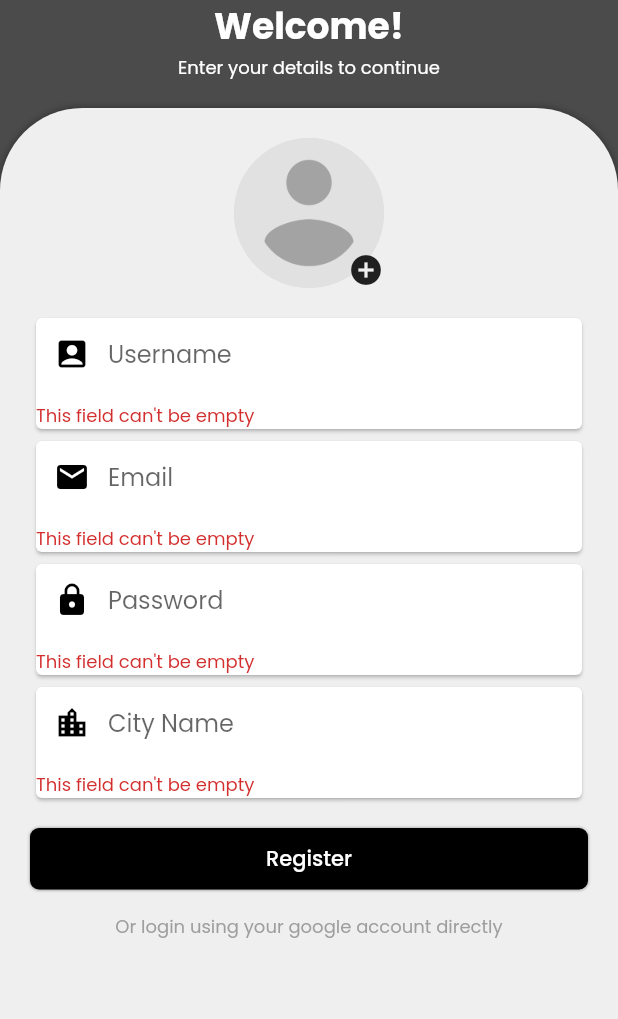
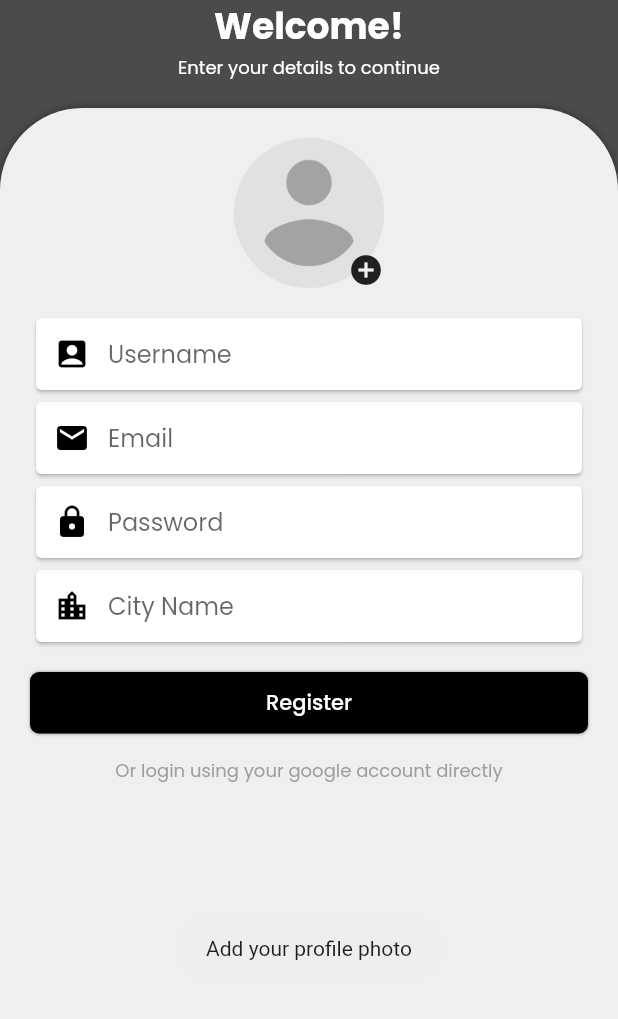
Before and after one commit to Pritom-Shajed/bacehlor-heaven, a Flutter app: the RegScreen screen opened by its route, after a tap on "Register", on a phone screen of 412 x 824 dp, the part 162-1181 px from its top. Run offline on Flutter 3.47's test engine with Material 2 defaults, Android fonts, the phone set to English and light mode, and no system bars; our stand-ins replace carousel_slider, cloud_firestore, firebase_auth, firebase_core, firebase_storage, fluttertoast and 6 more; accounts and stored records are empty; network calls fail.

Commit message:
minor bug fix

```diff
--- a/lib/controller/auth/auth_controller.dart
+++ b/lib/controller/auth/auth_controller.dart
@@ -30,6 +30,7 @@ class AuthController extends GetxController {
     try {
       if (image != null) {
         showDialog(
+            barrierDismissible: false,
             context: context,
             builder: (context) {
               return Center(
@@ -93,6 +94,7 @@ class AuthController extends GetxController {
   signInWithGoogle(
       {required String location, required BuildContext context}) async {
     showDialog(
+        barrierDismissible: false,
         context: context,
         builder: (context) {
           return Center(
@@ -142,6 +144,7 @@ class AuthController extends GetxController {
       required BuildContext context}) async {
     try {
       showDialog(
+          barrierDismissible: false,
           context: context,
           builder: (context) {
             return Center(
@@ -167,6 +170,7 @@ class AuthController extends GetxController {
 
   signOut(BuildContext context) async {
     showDialog(
+        barrierDismissible: false,
         context: context,
         builder: (context) {
           return Center(
@@ -177,8 +181,8 @@ class AuthController extends GetxController {
         });
     await FirebaseAuth.instance
         .signOut()
-        .then((value) => Get.offAllNamed('/nav_panel'))
         .then((value) => Get.snackbar('Logged out', 'Hope to see you soon.',
-            duration: Duration(seconds: 2)));
+            duration: Duration(seconds: 2)))
+        .then((value) => Get.offAllNamed('/nav_panel'));
   }
 }
--- a/lib/view/auth/registration_screen.dart
+++ b/lib/view/auth/registration_screen.dart
@@ -1,9 +1,9 @@
 import 'package:bachelor_heaven/constants/constants.dart';
 import 'package:bachelor_heaven/controller/auth/auth_controller.dart';
-import 'package:bachelor_heaven/widgets/auth/reg_screen.dart';
 import 'package:bachelor_heaven/widgets/common/widgets.dart';
 import 'package:firebase_auth/firebase_auth.dart';
 import 'package:flutter/material.dart';
+import 'package:fluttertoast/fluttertoast.dart';
 import 'package:get/get.dart';
 import 'package:image_picker/image_picker.dart';
 
@@ -14,7 +14,6 @@ class RegScreen extends StatelessWidget {
   TextEditingController _emailController = TextEditingController();
   TextEditingController _passController = TextEditingController();
   TextEditingController _locationController = TextEditingController();
-  final _formKey = GlobalKey<FormState>();
 
   @override
   Widget build(BuildContext context) {
@@ -68,8 +67,6 @@ class RegScreen extends StatelessWidget {
                     ),
                   ],
                 ),
-                child: Form(
-                  key: _formKey,
                 child: Column(
                   children: [
                     Stack(
@@ -83,8 +80,7 @@ class RegScreen extends StatelessWidget {
                             : CircleAvatar(
                                 radius: 50,
                                 backgroundColor: lightGreyColor,
-                                  backgroundImage:
-                                      FileImage(controller.image!)),
+                                backgroundImage: FileImage(controller.image!)),
                         controller.image == null
                             ? Positioned(
                                 bottom: 0,
@@ -111,19 +107,20 @@ class RegScreen extends StatelessWidget {
                       ],
                     ),
                     verticalSpace,
-                      userNameTextField(
+                    customTextField(
                         controller: _nameController,
                         hintText: 'Username',
                         icon: Icons.account_box),
-                      emailTextField(
+                    customTextField(
                         controller: _emailController,
                         hintText: 'Email',
                         icon: Icons.email),
-                      passTextField(
+                    customTextField(
+                        obscureText: true,
                         controller: _passController,
                         hintText: 'Password',
                         icon: Icons.lock),
-                      locationTextField(
+                    customTextField(
                         controller: _locationController,
                         hintText: 'City Name',
                         icon: Icons.location_city),
@@ -131,19 +128,25 @@ class RegScreen extends StatelessWidget {
                     customButton(
                         text: 'Register',
                         onTap: () {
-                            if (_formKey.currentState!.validate()) {
+                          if (controller.image == null) {
+                            Fluttertoast.showToast(
+                                msg: 'Add your profile photo');
+                          } else if (_nameController.text.isEmpty) {
+                            Fluttertoast.showToast(msg: 'Enter you name');
+                          } else if (_emailController.text.isEmpty) {
+                            Fluttertoast.showToast(msg: 'Enter you email');
+                          } else if (_passController.text.isEmpty) {
+                            Fluttertoast.showToast(msg: 'Enter your password');
+                          } else if (_locationController.text.isEmpty) {
+                            Fluttertoast.showToast(msg: 'Enter your city name');
+                          } else {
                             controller.signUp(
                               context: context,
-                                email:
-                                    _emailController.text.toLowerCase().trim(),
+                              email: _emailController.text.toLowerCase().trim(),
                               pass: _passController.text,
                               name: _nameController.text.trim(),
                               location: _locationController.text.trim(),
                             );
-                              _emailController.clear();
-                              _passController.clear();
-                              _nameController.clear();
-                              _locationController.clear();
                           }
                         }),
                     verticalSpace,
@@ -157,7 +160,6 @@ class RegScreen extends StatelessWidget {
                 ),
               ),
             ),
-            ),
           ],
         ),
       );
--- a/lib/widgets/auth/reg_screen.dart
+++ /dev/null
@@ -1,117 +0,0 @@
-import 'package:bachelor_heaven/constants/constants.dart';
-import 'package:flutter/material.dart';
-
-Widget emailTextField(
-    {required TextEditingController controller,
-    required String hintText,
-    required IconData icon,
-    bool obscureText = false}) {
-  return Card(
-    elevation: 1,
-    child: TextFormField(
-      validator: (value) {
-        if (value == null || value.isEmpty) {
-          return 'This field can\'t be empty';
-        } else if (!value.contains(RegExp('@'))) {
-          return 'Enter a valid email';
-        } else {
-          return null;
-        }
-      },
-      obscureText: obscureText,
-      cursorColor: blackColor,
-      controller: controller,
-      decoration: InputDecoration(
-        hintText: hintText,
-        prefixIcon: Icon(icon),
-        prefixIconColor: blackColor,
-        border: InputBorder.none,
-      ),
-    ),
-  );
-}
-
-Widget userNameTextField(
-    {required TextEditingController controller,
-    required String hintText,
-    required IconData icon,
-    bool obscureText = false}) {
-  return Card(
-    elevation: 1,
-    child: TextFormField(
-      validator: (value) {
-        if (value == null || value.isEmpty) {
-          return 'This field can\'t be empty';
-        } else {
-          return null;
-        }
-      },
-      obscureText: obscureText,
-      cursorColor: blackColor,
-      controller: controller,
-      decoration: InputDecoration(
-        hintText: hintText,
-        prefixIcon: Icon(icon),
-        prefixIconColor: blackColor,
-        border: InputBorder.none,
-      ),
-    ),
-  );
-}
-
-Widget passTextField(
-    {required TextEditingController controller,
-    required String hintText,
-    required IconData icon,
-    bool obscureText = true}) {
-  return Card(
-    elevation: 1,
-    child: TextFormField(
-      validator: (value) {
-        if (value == null || value.isEmpty) {
-          return 'This field can\'t be empty';
-        } else if (value.length < 6) {
-          return 'Password must have a minimum of 6 characters';
-        } else {
-          return null;
-        }
-      },
-      obscureText: obscureText,
-      cursorColor: blackColor,
-      controller: controller,
-      decoration: InputDecoration(
-        hintText: hintText,
-        prefixIcon: Icon(icon),
-        prefixIconColor: blackColor,
-        border: InputBorder.none,
-      ),
-    ),
-  );
-}
-
-Widget locationTextField({
-  required TextEditingController controller,
-  required String hintText,
-  required IconData icon,
-}) {
-  return Card(
-    elevation: 1,
-    child: TextFormField(
-      validator: (value) {
-        if (value == null || value.isEmpty) {
-          return 'This field can\'t be empty';
-        } else {
-          return null;
-        }
-      },
-      cursorColor: blackColor,
-      controller: controller,
-      decoration: InputDecoration(
-        hintText: hintText,
-        prefixIcon: Icon(icon),
-        prefixIconColor: blackColor,
-        border: InputBorder.none,
-      ),
-    ),
-  );
-}
--- a/lib/widgets/home screen/home_widgets.dart
+++ b/lib/widgets/home screen/home_widgets.dart
@@ -4,6 +4,7 @@ import 'package:bachelor_heaven/widgets/bottom%20sheet/bottom_scheet_widget.dart
 import 'package:bachelor_heaven/widgets/common/widgets.dart';
 import 'package:bachelor_heaven/widgets/home%20screen/gridItems.dart';
 import 'package:bachelor_heaven/widgets/home%20screen/slider_item.dart';
+import 'package:firebase_auth/firebase_auth.dart';
 import 'package:flutter/material.dart';
 import 'package:get/get.dart';
 
@@ -11,6 +12,7 @@ AuthController controller = Get.put(AuthController());
 
 // Header
 Widget HeaderWidget() {
+  User? _currentUser = FirebaseAuth.instance.currentUser;
   return Column(
     crossAxisAlignment: CrossAxisAlignment.start,
     children: [
@@ -18,8 +20,11 @@ Widget HeaderWidget() {
           style: satisfyTextStyle(
               color: blackColor, size: 36, fontWeight: FontWeight.w200)),
       Text(currentDate, style: TextStyle(fontSize: 18)),
-      Text('Find your next stay...',
-          style: poppinsTextStyle(color: greyColor, size: 16)),
+      _currentUser == null
+          ? Text('Find your next stay...',
+              style: poppinsTextStyle(color: greyColor, size: 16))
+          : Text('Hi, ${_currentUser.displayName}. Welcome Back!',
+              style: poppinsTextStyle(color: greyColor, size: 16)),
     ],
   );
 }
```
Lines whose indentation alone changed are shown as unchanged.
